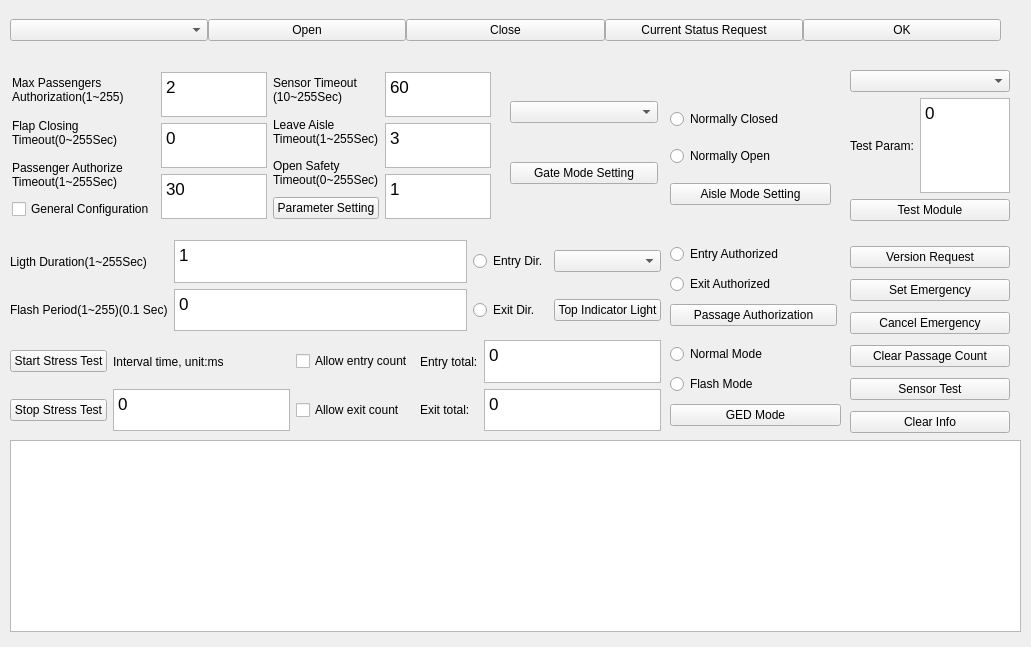
Before: the Qt Designer form src/view/ElisMainWidget.ui in chiplua/Rs128WinTest, drawn with Qt 5.
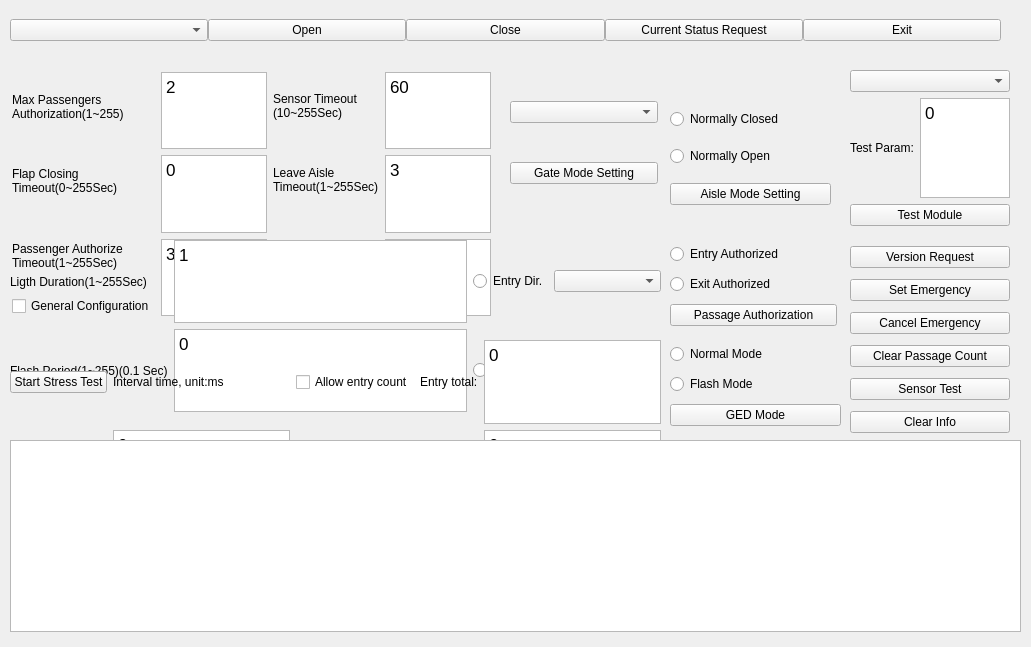
After: the same form once the commit is applied.

Commit message: [WIDGET-Exit-Button]:Exit the application

Patch:
```diff
--- a/src/view/ElisMainWidget.ui
+++ b/src/view/ElisMainWidget.ui
@@ -53,7 +53,7 @@
     <item>
      <widget class="QPushButton" name="btnOk">
       <property name="text">
-       <string>OK</string>
+       <string>Exit</string>
       </property>
      </widget>
     </item>
@@ -65,7 +65,7 @@
      <x>10</x>
      <y>70</y>
      <width>483</width>
-     <height>151</height>
+     <height>248</height>
     </rect>
    </property>
    <layout class="QHBoxLayout" name="hLayoutPassenger">
@@ -330,7 +330,7 @@
      <x>850</x>
      <y>70</y>
      <width>160</width>
-     <height>151</height>
+     <height>156</height>
     </rect>
    </property>
    <layout class="QVBoxLayout" name="vLayoutTestParam">
@@ -383,7 +383,7 @@
      <x>10</x>
      <y>240</y>
      <width>651</width>
-     <height>91</height>
+     <height>172</height>
     </rect>
    </property>
    <layout class="QGridLayout" name="gLayoutLight">
@@ -455,7 +455,7 @@
      <x>10</x>
      <y>340</y>
      <width>651</width>
-     <height>91</height>
+     <height>174</height>
     </rect>
    </property>
    <layout class="QGridLayout" name="gLayoutStressTest">
```
The commit also changes 1 other file.
